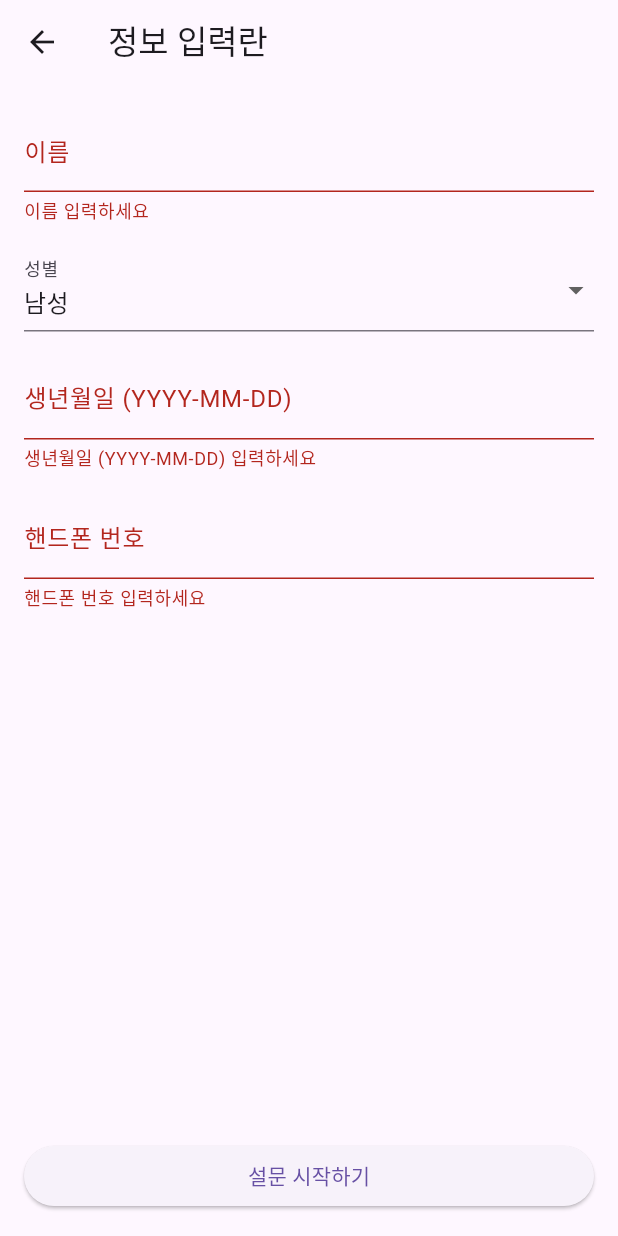
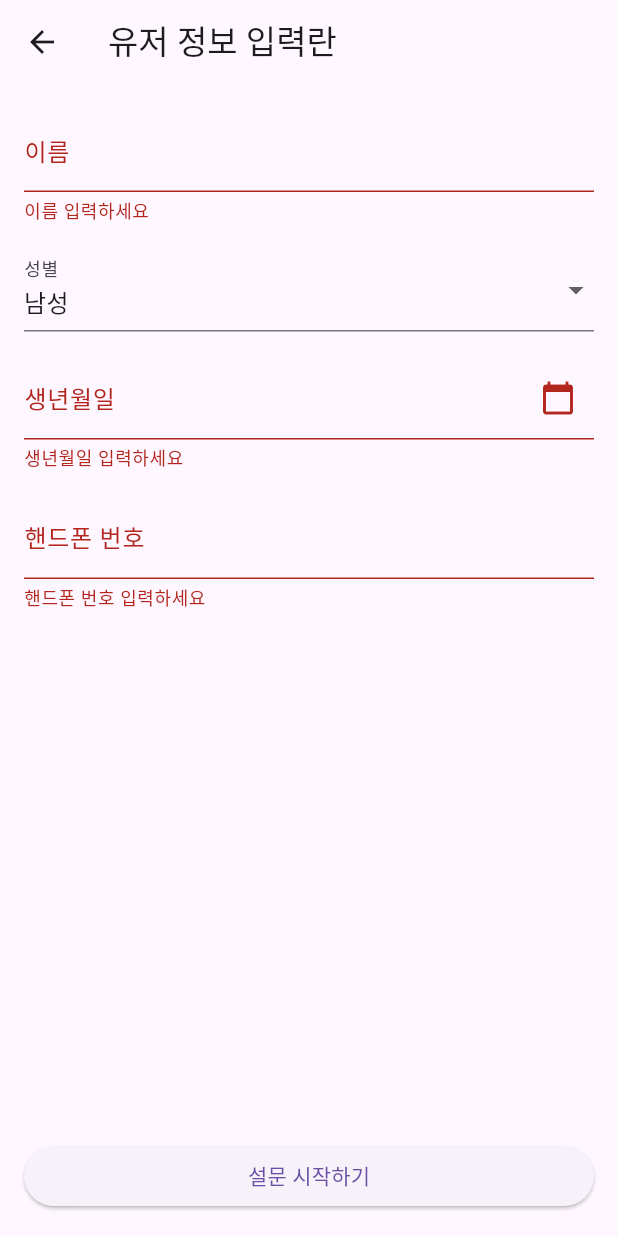
Before and after one commit to KIHYUN940/multilingual-data-sync, a Flutter app: the UserInfoScreen screen opened directly, after a tap on "설문 시작하기", on a phone screen of 412 x 824 dp. Run offline on Flutter 3.47's test engine with Material 3 defaults, Android fonts, the phone set to English and light mode, and no system bars; our stand-ins replace cloud_firestore, dropdown_button2, firebase_core, shared_preferences; accounts and stored records are empty.

Commit message:
feat: UserInfoScreen 개선 및 유효성 검증 추가 (#34) - 이름, 성별, 생년월일, 핸드폰 입력폼 통합 개선 - 생년월일/핸드폰 자동 하이픈 입력 기능 추가 - 달력 선택 기능 추가 (생년월일 입력 편의성 향상) - 이름, 생년월일, 핸드폰 유효성 검증 적용 - 에러 메시지 한국어, 영어, 몽골어 다국어 지원(하드 코딩) - 기존 입력폼 문제(글자 미표시, 숫자/특수문자 입력 문제 등) 해결

```diff
--- a/multi_lang_app/lib/screens/user_info_screen.dart
+++ b/multi_lang_app/lib/screens/user_info_screen.dart
@@ -1,9 +1,58 @@
 import 'package:flutter/material.dart';
+import 'package:flutter/services.dart';
 import 'package:provider/provider.dart';
 import '../providers/survey_provider.dart';
 import '../providers/language_provider.dart';
 import '../models/user_info.dart';
 import 'survey_screen.dart';
+
+// 생년월일 자동 하이픈 Formatter
+class DateInputFormatter extends TextInputFormatter {
+  @override
+  TextEditingValue formatEditUpdate(
+      TextEditingValue oldValue, TextEditingValue newValue) {
+    String digitsOnly = newValue.text.replaceAll(RegExp(r'[^0-9]'), '');
+    if (digitsOnly.length > 8) digitsOnly = digitsOnly.substring(0, 8);
+
+    StringBuffer buffer = StringBuffer();
+    for (int i = 0; i < digitsOnly.length; i++) {
+      buffer.write(digitsOnly[i]);
+      if (i == 3 || i == 5) buffer.write('-');
+    }
+
+    String text = buffer.toString();
+    if (text.endsWith('-')) text = text.substring(0, text.length - 1);
+
+    return TextEditingValue(
+      text: text,
+      selection: TextSelection.collapsed(offset: text.length),
+    );
+  }
+}
+
+// 핸드폰 자동 하이픈 Formatter
+class PhoneInputFormatter extends TextInputFormatter {
+  @override
+  TextEditingValue formatEditUpdate(
+      TextEditingValue oldValue, TextEditingValue newValue) {
+    String digitsOnly = newValue.text.replaceAll(RegExp(r'[^0-9]'), '');
+    if (digitsOnly.length > 11) digitsOnly = digitsOnly.substring(0, 11);
+
+    StringBuffer buffer = StringBuffer();
+    for (int i = 0; i < digitsOnly.length; i++) {
+      buffer.write(digitsOnly[i]);
+      if (i == 2 || i == 6) {
+        if (i != digitsOnly.length - 1) buffer.write('-');
+      }
+    }
+
+    String text = buffer.toString();
+    return TextEditingValue(
+      text: text,
+      selection: TextSelection.collapsed(offset: text.length),
+    );
+  }
+}
 
 class UserInfoScreen extends StatefulWidget {
   const UserInfoScreen({super.key});
@@ -15,9 +64,11 @@ class UserInfoScreen extends StatefulWidget {
 class _UserInfoScreenState extends State<UserInfoScreen> {
   final _formKey = GlobalKey<FormState>();
   final TextEditingController _nameController = TextEditingController();
-  String _gender = 'male'; // 내부 값: male/female/other
+  String _gender = 'male';
   final TextEditingController _birthController = TextEditingController();
   final TextEditingController _phoneController = TextEditingController();
+
+  DateTime? _selectedBirthDate;
 
   @override
   void dispose() {
@@ -25,6 +76,25 @@ class _UserInfoScreenState extends State<UserInfoScreen> {
     _birthController.dispose();
     _phoneController.dispose();
     super.dispose();
+  }
+
+  Future<void> _pickBirthDate() async {
+    final now = DateTime.now();
+    final initialDate = _selectedBirthDate ?? DateTime(2000, 1, 1);
+    final pickedDate = await showDatePicker(
+      context: context,
+      initialDate: initialDate,
+      firstDate: DateTime(1900),
+      lastDate: now,
+    );
+
+    if (pickedDate != null) {
+      setState(() {
+        _selectedBirthDate = pickedDate;
+        _birthController.text =
+            "${pickedDate.year}-${pickedDate.month.toString().padLeft(2, '0')}-${pickedDate.day.toString().padLeft(2, '0')}";
+      });
+    }
   }
 
   void _submit() {
@@ -51,19 +121,38 @@ class _UserInfoScreenState extends State<UserInfoScreen> {
     final languageProvider = Provider.of<LanguageProvider>(context);
     final selectedLanguage = languageProvider.selectedLanguage;
 
-    // 번역 맵
     Map<String, Map<String, String>> translations = {
       'name': {'Value_KO': '이름', 'Value_EN': 'Name', 'Value_MN': 'Нэр'},
       'gender': {'Value_KO': '성별', 'Value_EN': 'Gender', 'Value_MN': 'Хүйс'},
-      'birth': {
-        'Value_KO': '생년월일 (YYYY-MM-DD)',
-        'Value_EN': 'Birth Date (YYYY-MM-DD)',
-        'Value_MN': 'Төрсөн огноо (YYYY-MM-DD)'
-      },
+      'birth': {'Value_KO': '생년월일', 'Value_EN': 'Birth Date', 'Value_MN': 'Төрсөн огноо'},
       'phone': {'Value_KO': '핸드폰 번호', 'Value_EN': 'Phone', 'Value_MN': 'Утасны дугаар'},
       'submit': {'Value_KO': '설문 시작하기', 'Value_EN': 'Start Survey', 'Value_MN': 'Асуумжийг эхлүүлэх'},
       'required': {'Value_KO': '입력하세요', 'Value_EN': 'Please enter', 'Value_MN': 'Оруулна уу'},
-      // 성별 선택지
+      'name_invalid': {
+        'Value_KO': '이름에는 숫자나 특수문자를 포함할 수 없습니다',
+        'Value_EN': 'Name cannot contain numbers or special characters',
+        'Value_MN': 'Нэр нь тоо эсвэл тусгай тэмдэгт агуулж болохгүй'
+      },
+      'birth_invalid_format': {
+        'Value_KO': 'YYYY-MM-DD 형식으로 입력해주세요',
+        'Value_EN': 'Please enter in YYYY-MM-DD format',
+        'Value_MN': 'YYYY-MM-DD форматтай оруулна уу'
+      },
+      'birth_future': {
+        'Value_KO': '생년월일은 미래일 수 없습니다',
+        'Value_EN': 'Birth date cannot be in the future',
+        'Value_MN': 'Төрсөн огноо ирээдүйд байх боломжгүй'
+      },
+      'birth_invalid_date': {
+        'Value_KO': '올바른 날짜를 입력해주세요',
+        'Value_EN': 'Please enter a valid date',
+        'Value_MN': 'Зөв огноо оруулна уу'
+      },
+      'phone_invalid': {
+        'Value_KO': '올바른 핸드폰 번호를 입력해주세요 (예: 010-1234-5678)',
+        'Value_EN': 'Please enter a valid phone number (e.g., 010-1234-5678)',
+        'Value_MN': 'Зөв утасны дугаар оруулна уу (жишээ: 010-1234-5678)'
+      },
       'male': {'Value_KO': '남성', 'Value_EN': 'Male', 'Value_MN': 'Эрэгтэй'},
       'female': {'Value_KO': '여성', 'Value_EN': 'Female', 'Value_MN': 'Эмэгтэй'},
       'other': {'Value_KO': '기타', 'Value_EN': 'Other', 'Value_MN': 'Бусад'},
@@ -72,7 +161,7 @@ class _UserInfoScreenState extends State<UserInfoScreen> {
     String getText(String key) => translations[key]?[selectedLanguage] ?? '';
 
     return Scaffold(
-      appBar: AppBar(title: Text('정보 입력란')),
+      appBar: AppBar(title: Text('유저 정보 입력란')),
       body: Padding(
         padding: const EdgeInsets.all(16.0),
         child: Column(
@@ -86,8 +175,17 @@ class _UserInfoScreenState extends State<UserInfoScreen> {
                     TextFormField(
                       controller: _nameController,
                       decoration: InputDecoration(labelText: getText('name')),
-                      validator: (value) =>
-                          value == null || value.isEmpty ? '${getText('name')} ${getText('required')}' : null,
+                      keyboardType: TextInputType.name,
+                      validator: (value) {
+                        if (value == null || value.trim().isEmpty) {
+                          return '${getText('name')} ${getText('required')}';
+                        }
+                        final regex = RegExp(r'^[a-zA-Z가-힣\s]+$');
+                        if (!regex.hasMatch(value.trim())) {
+                          return getText('name_invalid');
+                        }
+                        return null;
+                      },
                     ),
                     const SizedBox(height: 16),
                     // 성별
@@ -105,23 +203,57 @@ class _UserInfoScreenState extends State<UserInfoScreen> {
                     // 생년월일
                     TextFormField(
                       controller: _birthController,
-                      decoration: InputDecoration(labelText: getText('birth')),
-                      validator: (value) =>
-                          value == null || value.isEmpty ? '${getText('birth')} ${getText('required')}' : null,
+                      decoration: InputDecoration(
+                        labelText: getText('birth'),
+                        hintText: 'YYYY-MM-DD',
+                        suffixIcon: IconButton(
+                          icon: Icon(Icons.calendar_today),
+                          onPressed: _pickBirthDate,
+                        ),
+                      ),
+                      keyboardType: TextInputType.number,
+                      inputFormatters: [DateInputFormatter()],
+                      validator: (value) {
+                        if (value == null || value.trim().isEmpty) {
+                          return '${getText('birth')} ${getText('required')}';
+                        }
+                        final regex = RegExp(r'^\d{4}-\d{2}-\d{2}$');
+                        if (!regex.hasMatch(value.trim())) {
+                          return getText('birth_invalid_format');
+                        }
+                        try {
+                          final date = DateTime.parse(value.trim());
+                          if (date.isAfter(DateTime.now())) {
+                            return getText('birth_future');
+                          }
+                        } catch (_) {
+                          return getText('birth_invalid_date');
+                        }
+                        return null;
+                      },
                     ),
                     const SizedBox(height: 16),
-                    // 전화번호
+                    // 핸드폰
                     TextFormField(
                       controller: _phoneController,
                       decoration: InputDecoration(labelText: getText('phone')),
-                      validator: (value) =>
-                          value == null || value.isEmpty ? '${getText('phone')} ${getText('required')}' : null,
+                      keyboardType: TextInputType.number,
+                      inputFormatters: [PhoneInputFormatter()],
+                      validator: (value) {
+                        if (value == null || value.trim().isEmpty) {
+                          return '${getText('phone')} ${getText('required')}';
+                        }
+                        final regex = RegExp(r'^\d{3}-\d{3,4}-\d{4}$');
+                        if (!regex.hasMatch(value.trim())) {
+                          return getText('phone_invalid');
+                        }
+                        return null;
+                      },
                     ),
                   ],
                 ),
               ),
             ),
-            // 제출 버튼
             SizedBox(
               width: double.infinity,
               child: ElevatedButton(
```
